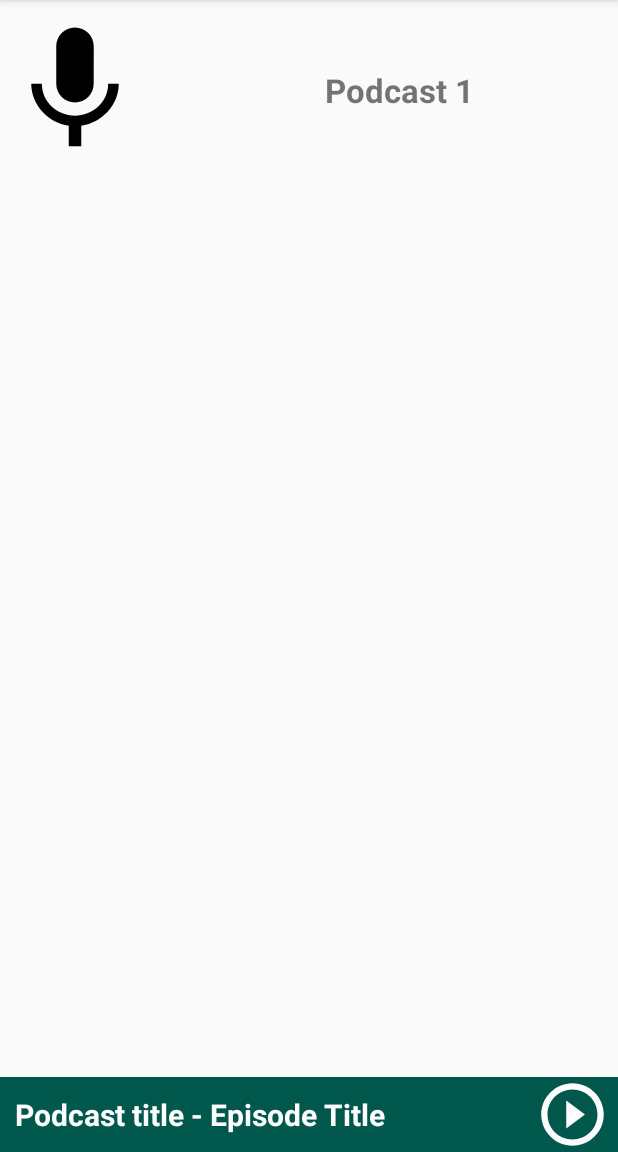
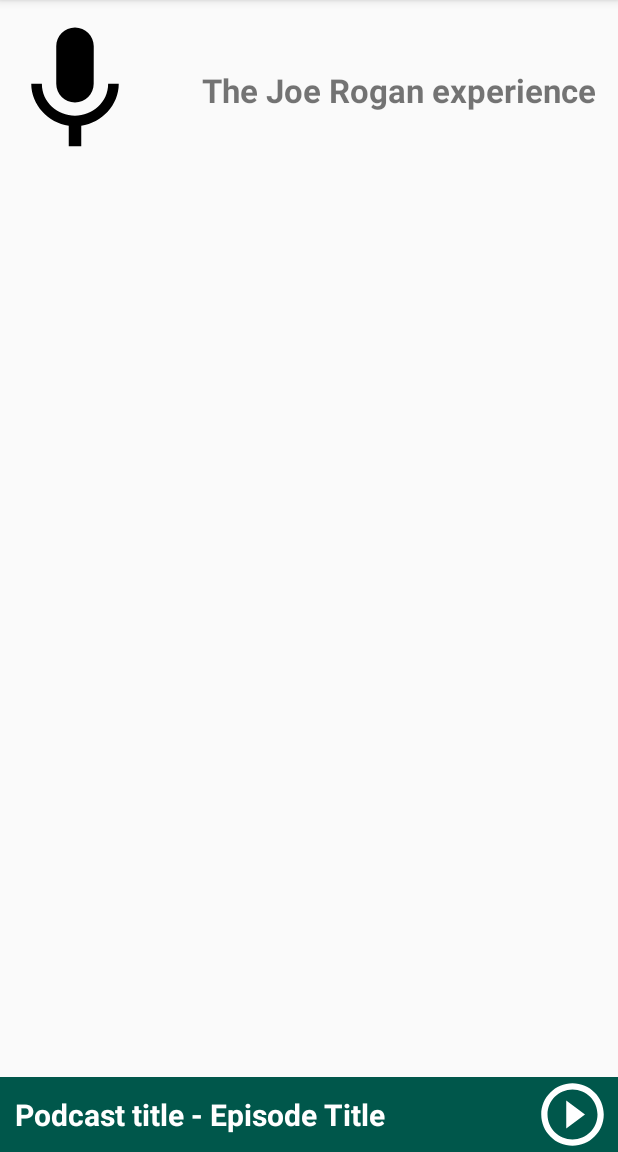
Before and after one commit to abdurahmanadilovic/podcast-guru, an Android app: the screen it shows after launch (MainActivity), on a phone screen of 412 x 824 dp, the part 84-1236 px from its top. Run offline under Robolectric (Android 15) with nearby library versions, the phone set to English and light mode, and no system bars.

Commit message:
instantiate view model in MainFragment, add getPodcasts method to the view model, show / hide content if loading

```diff
--- a/app/src/main/java/ba/codingstoic/MainFragment.kt
+++ b/app/src/main/java/ba/codingstoic/MainFragment.kt
@@ -2,28 +2,44 @@
 
 
 import android.os.Bundle
-import androidx.fragment.app.Fragment
 import android.view.LayoutInflater
 import android.view.View
 import android.view.ViewGroup
+import androidx.fragment.app.Fragment
+import androidx.lifecycle.Observer
+import androidx.lifecycle.ViewModelProvider
+import kotlinx.android.synthetic.main.fragment_main.*
+
 
 /**
  * A simple [Fragment] subclass.
  */
 class MainFragment : Fragment() {
+    lateinit var viewModel: PodcastsViewModel
 
     override fun onCreateView(
         inflater: LayoutInflater, container: ViewGroup?,
         savedInstanceState: Bundle?
     ): View? {
-        // Inflate the layout for this fragment
         return inflater.inflate(R.layout.fragment_main, container, false)
+    }
+
+    override fun onCreate(savedInstanceState: Bundle?) {
+        super.onCreate(savedInstanceState)
+        viewModel = ViewModelProvider(requireActivity()).get(PodcastsViewModel::class.java)
     }
 
     override fun onViewCreated(view: View, savedInstanceState: Bundle?) {
         super.onViewCreated(view, savedInstanceState)
-        // todo implement navigation to details view
+
+        viewModel.isLoading.observe(viewLifecycleOwner, Observer {
+            loading_indicator.visibility = if (it) View.VISIBLE else View.GONE
+            content_group.visibility = if (it) View.GONE else View.VISIBLE
+        })
+        viewModel.podcasts.observe(viewLifecycleOwner, Observer {
+            podcast_title.text = it.first().name
+        })
+
+        viewModel.getPodcasts()
     }
-
-
 }
--- a/app/src/main/java/ba/codingstoic/PodcastsViewModel.kt
+++ b/app/src/main/java/ba/codingstoic/PodcastsViewModel.kt
@@ -1,23 +1,27 @@
 package ba.codingstoic
 
 import androidx.lifecycle.LiveData
-import androidx.lifecycle.viewModelScope
 import androidx.lifecycle.MutableLiveData
 import androidx.lifecycle.ViewModel
+import androidx.lifecycle.viewModelScope
 import kotlinx.coroutines.delay
 import kotlinx.coroutines.launch
 import java.util.concurrent.TimeUnit
 
 data class Podcast(val name: String)
 
-class PodcastsViewModel: ViewModel() {
-    val _podcasts = MutableLiveData<List<Podcast>>()
+class PodcastsViewModel : ViewModel() {
+    private val _podcasts = MutableLiveData<List<Podcast>>()
     val podcasts: LiveData<List<Podcast>> = _podcasts
+    private val _isLoading = MutableLiveData<Boolean>()
+    val isLoading: LiveData<Boolean> = _isLoading
 
-    fun getPodcasts(){
+    fun getPodcasts() {
+        _isLoading.value = true
         viewModelScope.launch {
             delay(TimeUnit.SECONDS.toMillis(2))
             _podcasts.value = listOf(Podcast("The Joe Rogan experience"))
+            _isLoading.value = false
         }
     }
 }
--- a/app/src/main/res/layout/fragment_main.xml
+++ b/app/src/main/res/layout/fragment_main.xml
@@ -10,6 +10,17 @@
         android:id="@+id/fragment_main_root"
         android:layout_width="match_parent"
         android:layout_height="wrap_content">
+
+        <ProgressBar
+            android:id="@+id/loading_indicator"
+            android:layout_width="50dp"
+            android:layout_height="50dp"
+            android:indeterminate="true"
+            android:progressTint="@color/colorAccent"
+            app:layout_constraintBottom_toBottomOf="parent"
+            app:layout_constraintLeft_toLeftOf="parent"
+            app:layout_constraintRight_toRightOf="parent"
+            app:layout_constraintTop_toTopOf="parent" />
 
         <ImageView
             android:id="@+id/podcast_image"
@@ -24,13 +35,19 @@
             android:layout_width="wrap_content"
             android:layout_height="wrap_content"
             android:layout_marginStart="20dp"
-            android:text="Podcast 1"
             android:textSize="22sp"
             android:textStyle="bold"
             app:layout_constraintBottom_toBottomOf="@id/podcast_image"
             app:layout_constraintLeft_toRightOf="@id/podcast_image"
             app:layout_constraintRight_toRightOf="parent"
-            app:layout_constraintTop_toTopOf="@id/podcast_image" />
+            app:layout_constraintTop_toTopOf="@id/podcast_image"
+            tools:text="Podcast 1" />
+
+        <androidx.constraintlayout.widget.Group
+            android:id="@+id/content_group"
+            android:layout_width="wrap_content"
+            android:layout_height="wrap_content"
+            app:constraint_referenced_ids="podcast_image,podcast_title" />
 
     </androidx.constraintlayout.widget.ConstraintLayout>
 
```
